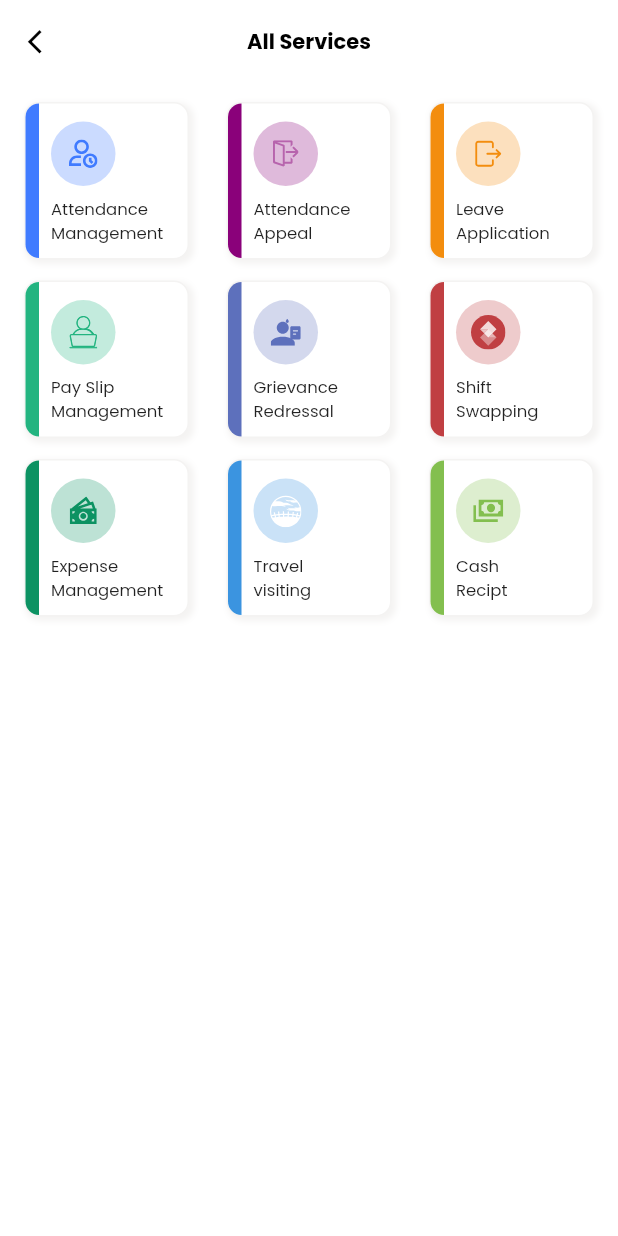
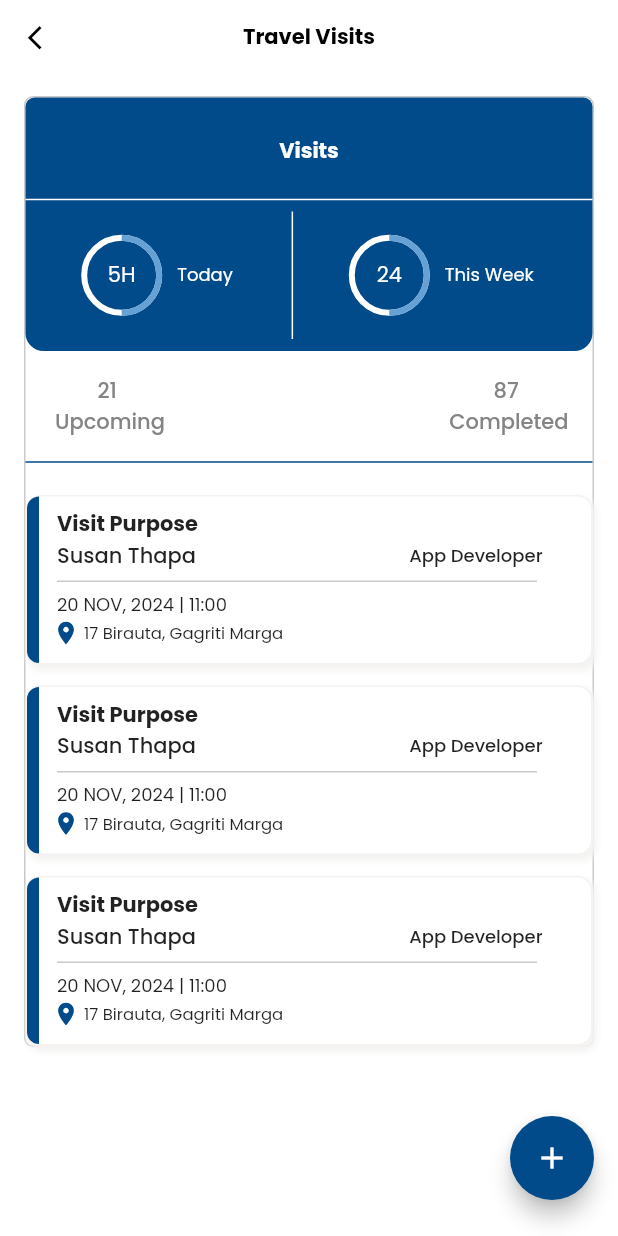
Before and after one commit to susan040/hr_management, a Flutter app: the AllServicesScreen screen opened directly, after a tap on "Travel", on a phone screen of 412 x 824 dp. Run offline on Flutter 3.47's test engine with Material 3 defaults, Android fonts, the light colour scheme and no system bars; our stand-ins replace cached_network_image, file_picker, fl_chart, flutter_svg, get, image_picker and 4 more.

Commit message:
completed travel visiting

```diff
--- a/lib/utils/image_path.dart
+++ b/lib/utils/image_path.dart
@@ -46,6 +46,7 @@ class ImagePath {
   static const String money = "$baseIconPath/money.svg";
   static const String bar = "$baseIconPath/bar.svg";
   static const String list = "$baseIconPath/list.svg";
+  static const String location = "$baseIconPath/location.svg";
 
   static const String logo = "$baseImagePath/logo.png";
   static const String privacyPolicy = "$baseImagePath/privacy_policy.png";
@@ -72,4 +73,5 @@ class ImagePath {
   static const String noImage = "$baseImagePath/no_image.png";
   static const String grievanceSuccess = "$baseImagePath/grievance_success.png";
   static const String raiseIssue = "$baseImagePath/raise_issue.png";
+  static const String travelVisit = "$baseImagePath/travel_visit.png";
 }
--- a/lib/views/dashboard/all_services_screen.dart
+++ b/lib/views/dashboard/all_services_screen.dart
@@ -10,6 +10,7 @@ import 'package:hr_management/views/grievance/add_grievance_screen.dart';
 import 'package:hr_management/views/leave_application/leave_history_screen.dart';
 import 'package:hr_management/views/pay_slip/pay_slip_screen%20.dart';
 import 'package:hr_management/views/shift_swapping/your_shift_screen.dart';
+import 'package:hr_management/views/travel_visiting/travel_visit_history_screen.dart';
 import 'package:hr_management/widgets/services_widgets.dart';
 
 class AllServicesScreen extends StatelessWidget {
@@ -133,7 +134,9 @@ class AllServicesScreen extends StatelessWidget {
                   iconPath: ImagePath.travel,
                   title: "Travel",
                   subtitle: "visiting",
-                  onTap: () {},
+                  onTap: () {
+                    Get.to(() => TravelVisitHistoryScreen());
+                  },
                 ),
                 ServicesWidget(
                   iconContainerColor: AppColors.green,
--- /dev/null
+++ b/lib/views/travel_visiting/travel_visit_history_screen.dart
@@ -0,0 +1,275 @@
+import 'package:flutter/material.dart';
+import 'package:flutter_svg/flutter_svg.dart';
+import 'package:get/get.dart';
+import 'package:hr_management/utils/colors.dart';
+import 'package:hr_management/utils/custom_text_style.dart';
+import 'package:hr_management/utils/image_path.dart';
+import 'package:hr_management/views/travel_visiting/add_travel_visit_screen.dart';
+
+class TravelVisitHistoryScreen extends StatelessWidget {
+  const TravelVisitHistoryScreen({super.key});
+
+  @override
+  Widget build(BuildContext context) {
+    return Scaffold(
+      backgroundColor: AppColors.extraWhite,
+      appBar: AppBar(
+        toolbarHeight: 50,
+        backgroundColor: AppColors.extraWhite,
+        elevation: 0,
+        leading: InkWell(
+            onTap: () {
+              Get.back();
+            },
+            child: Icon(
+              Icons.arrow_back_ios,
+              size: 19,
+              color: Colors.black,
+            )),
+        centerTitle: true,
+        title: Text(
+          "Travel Visits",
+          style: CustomTextStyles.f14W600(color: AppColors.textColor),
+        ),
+      ),
+      body: SingleChildScrollView(
+          child: Container(
+        margin: EdgeInsets.only(left: 16, right: 16, top: 14, bottom: 20),
+        width: double.infinity,
+        decoration: BoxDecoration(
+            color: AppColors.extraWhite,
+            borderRadius: BorderRadius.circular(6),
+            border: Border.all(width: 1, color: AppColors.borderColor)),
+        child: Column(
+          children: [
+            Container(
+              padding: EdgeInsets.only(top: 25, bottom: 8),
+              decoration: BoxDecoration(
+                  color: AppColors.primaryColor,
+                  borderRadius: BorderRadius.only(
+                      topLeft: Radius.circular(6),
+                      topRight: Radius.circular(6),
+                      bottomLeft: Radius.circular(12),
+                      bottomRight: Radius.circular(12))),
+              child: Column(
+                children: [
+                  Text(
+                    "Visits",
+                    style:
+                        CustomTextStyles.f14W600(color: AppColors.extraWhite),
+                  ),
+                  SizedBox(height: 14),
+                  Divider(
+                    thickness: 1,
+                    color: AppColors.extraWhite,
+                  ),
+                  Row(
+                    mainAxisAlignment: MainAxisAlignment.spaceEvenly,
+                    children: [
+                      buildCircularStatWidget(hours: "5H", label: "Today"),
+                      Container(
+                        width: 1,
+                        height: 85,
+                        decoration: BoxDecoration(color: AppColors.extraWhite),
+                      ),
+                      buildCircularStatWidget(hours: "24", label: "This Week"),
+                    ],
+                  ),
+                ],
+              ),
+            ),
+            const SizedBox(height: 8),
+            Padding(
+              padding:
+                  const EdgeInsets.symmetric(horizontal: 16.0, vertical: 8),
+              child: Row(
+                mainAxisAlignment: MainAxisAlignment.spaceBetween,
+                children: [
+                  Text('21\n Upcoming',
+                      textAlign: TextAlign.center,
+                      style: CustomTextStyles.f14W500(
+                          color: AppColors.secondaryTextColor)),
+                  Text('87 \n Completed',
+                      textAlign: TextAlign.center,
+                      style: CustomTextStyles.f14W500(
+                          color: AppColors.secondaryTextColor)),
+                ],
+              ),
+            ),
+            const Divider(
+              thickness: 1,
+              color: AppColors.primaryColor,
+            ),
+            Column(
+              children: [
+                buildVisitCard(
+                  name: 'Susan Thapa',
+                  purpose: 'App Developer',
+                  dateTime: '20 NOV, 2024 | 11:00',
+                  address: '17 Birauta, Gagriti Marga',
+                ),
+                buildVisitCard(
+                  name: 'Susan Thapa',
+                  purpose: 'App Developer',
+                  dateTime: '21 NOV, 2024 | 12:00',
+                  address: '23 Talchowk, Lekhnath',
+                ),
+                buildVisitCard(
+                  name: 'Susan Thapa',
+                  purpose: 'App Developer',
+                  dateTime: '22 NOV, 2024 | 12:45',
+                  address: '25 Hemja, Pokhara',
+                ),
+              ],
+            ),
+          ],
+        ),
+      )),
+      floatingActionButton: Padding(
+        padding: const EdgeInsets.only(bottom: 8),
+        child: FloatingActionButton(
+          backgroundColor: AppColors.primaryColor,
+          onPressed: () {
+            Get.to(() => AddTravelVisitScreen());
+          },
+          child: Icon(Icons.add),
+        ),
+      ),
+    );
+  }
+}
+
+class buildCircularStatWidget extends StatelessWidget {
+  const buildCircularStatWidget(
+      {super.key, required this.hours, required this.label});
+  final String hours;
+  final String label;
+  @override
+  Widget build(BuildContext context) {
+    return Row(
+      children: [
+        Stack(
+          alignment: Alignment.center,
+          children: [
+            SizedBox(
+              height: 50,
+              width: 50,
+              child: CircularProgressIndicator(
+                value: 0.5,
+                color: AppColors.secondaryColor,
+                backgroundColor: AppColors.extraWhite,
+              ),
+            ),
+            Text(
+              hours,
+              style: CustomTextStyles.f14W400(color: AppColors.extraWhite),
+            ),
+          ],
+        ),
+        const SizedBox(width: 12),
+        Text(
+          label,
+          style: CustomTextStyles.f12W400(color: AppColors.extraWhite),
+        ),
+      ],
+    );
+  }
+}
+
+class buildVisitCard extends StatelessWidget {
+  const buildVisitCard(
+      {super.key,
+      required this.name,
+      required this.purpose,
+      required this.dateTime,
+      required this.address});
+  final String name;
+  final String purpose;
+  final String dateTime;
+  final String address;
+  @override
+  Widget build(BuildContext context) {
+    return Container(
+      margin: EdgeInsets.only(top: 14),
+      height: 113,
+      width: double.infinity,
+      decoration: BoxDecoration(
+        color: AppColors.extraWhite,
+        borderRadius: BorderRadius.circular(10),
+        border: Border.all(width: 1, color: AppColors.lGrey),
+        boxShadow: [
+          BoxShadow(
+            spreadRadius: 1,
+            blurRadius: 3,
+            color: AppColors.lGrey,
+            offset: Offset(2, 3),
+          ),
+        ],
+      ),
+      child: Row(
+        children: [
+          Container(
+            margin: EdgeInsets.only(right: 12),
+            height: 113,
+            width: 8,
+            decoration: BoxDecoration(
+              color: AppColors.primaryColor,
+              borderRadius: BorderRadius.only(
+                topLeft: Radius.circular(10),
+                bottomLeft: Radius.circular(10),
+              ),
+            ),
+          ),
+          Padding(
+            padding: const EdgeInsets.only(top: 8, bottom: 8),
+            child: Column(
+              crossAxisAlignment: CrossAxisAlignment.start,
+              children: [
+                Text(
+                  "Visit Purpose",
+                  style: CustomTextStyles.f14W600(),
+                ),
+                Row(
+                  mainAxisAlignment: MainAxisAlignment.spaceBetween,
+                  children: [
+                    Text(
+                      name,
+                      style: CustomTextStyles.f14W500(),
+                    ),
+                    SizedBox(width: Get.width / 2.9),
+                    Text(
+                      purpose,
+                      style: CustomTextStyles.f12W500(),
+                    ),
+                  ],
+                ),
+                SizedBox(height: 6),
+                Container(
+                  height: 1,
+                  width: 320,
+                  color: AppColors.borderColor,
+                ),
+                SizedBox(height: 6),
+                Text(
+                  "20 NOV, 2024 | 11:00",
+                  style: CustomTextStyles.f12W400(),
+                ),
+                SizedBox(height: 2),
+                Row(
+                  children: [
+                    SvgPicture.asset(ImagePath.location),
+                    SizedBox(width: 6),
+                    Text(
+                      "17 Birauta, Gagriti Marga",
+                      style: CustomTextStyles.f11W400(),
+                    )
+                  ],
+                )
+              ],
+            ),
+          ),
+        ],
+      ),
+    );
+  }
+}
```
Also changed, not shown: lib/controller/dashboard/pay_slip_controller.dart (+1 -14 lines), lib/controller/dashboard/travel_visit_controller.dart (added, +34 -0 lines), lib/views/travel_visiting/add_travel_visit_screen.dart (added, +205 -0 lines), lib/views/travel_visiting/travel_added_success_screen.dart (added, +61 -0 lines), assets/icons/location.svg (added), assets/images/travel_visit.png (added).
